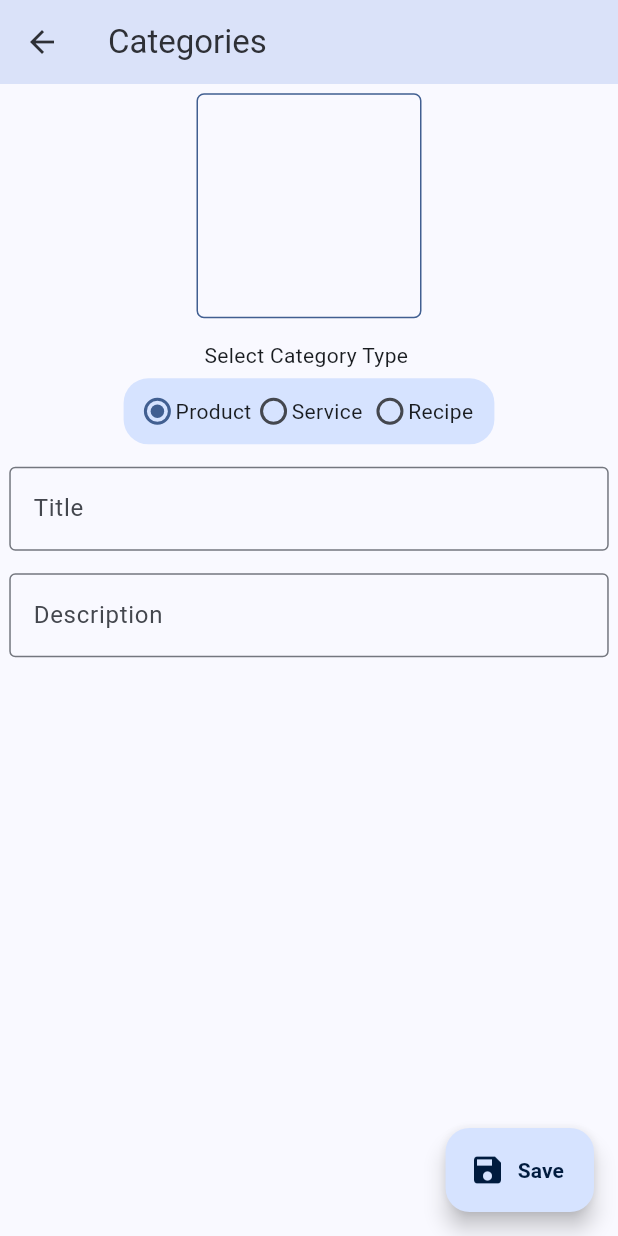
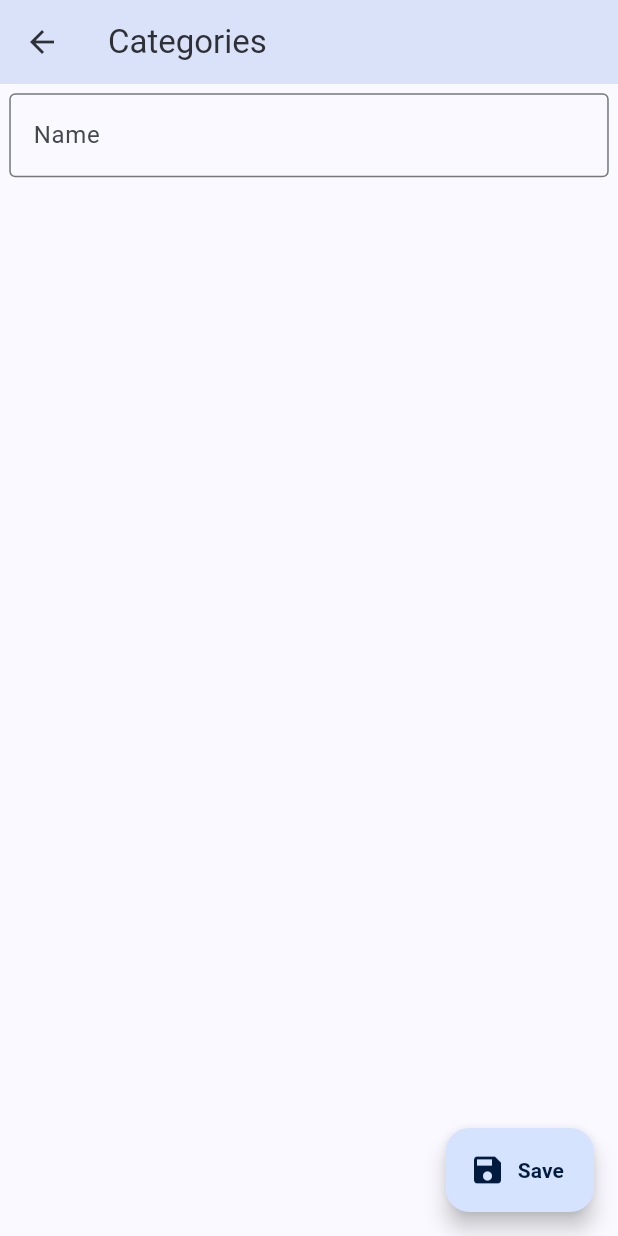
Before and after one commit to hrTomal/business_tracker_pro, a Flutter app: the AddCategories screen opened by its route, on a phone screen of 412 x 824 dp. Run offline on Flutter 3.47's test engine with Material 3 defaults, Android fonts, the phone set to English and light mode, and no system bars; our stand-ins replace dropdown_search, equatable, flutter_bloc, flutter_secure_storage, flutter_svg, get_it and 2 more; accounts and stored records are empty.

```diff
--- a/lib/features/categories/presentation/pages/add_categories.dart
+++ b/lib/features/categories/presentation/pages/add_categories.dart
@@ -1,7 +1,6 @@
 import 'package:business_tracker/config/styles/app_dimensions.dart';
 import 'package:business_tracker/core/utils/validation_utils.dart';
 import 'package:business_tracker/features/common/presentation/widgets/CustomAppBar/custom_app_bar.dart';
-import 'package:business_tracker/features/common/presentation/widgets/CustomRadioButton/custom_radio_button_row.dart';
 import 'package:business_tracker/features/common/presentation/widgets/InputFields/common_text_input_field.dart';
 import 'package:business_tracker/features/common/presentation/widgets/buttons/custom_save_floatingaction_button.dart';
 import 'package:business_tracker/features/common/presentation/widgets/misc/fixed_sized_box.dart';
@@ -17,7 +16,7 @@ class AddCategories extends StatefulWidget {
 }
 
 class _AddCategoriesState extends State<AddCategories> {
-  var _categoryType = 'Product';
+  // var _categoryType = 'Product';
   @override
   Widget build(BuildContext context) {
     final dimensions = AppDimensions(context);
@@ -36,48 +35,48 @@ class _AddCategoriesState extends State<AddCategories> {
           // mainAxisAlignment: MainAxisAlignment.center,
           crossAxisAlignment: CrossAxisAlignment.center,
           children: [
-            Container(
-              height: 150,
-              width: 150,
-              decoration: BoxDecoration(
-                border: Border.all(
-                  color: Theme.of(context).colorScheme.primary,
-                ),
-                borderRadius: const BorderRadius.all(
-                  Radius.circular(5),
-                ),
-              ),
+            // Container(
+            //   height: 150,
+            //   width: 150,
+            //   decoration: BoxDecoration(
+            //     border: Border.all(
+            //       color: Theme.of(context).colorScheme.primary,
+            //     ),
+            //     borderRadius: const BorderRadius.all(
+            //       Radius.circular(5),
+            //     ),
+            //   ),
+            // ),
+            // const FixedSizedBox(),
+            // const Text(
+            //   'Select Category Type ',
+            //   // style: Theme.of(context).textTheme.labelMedium,
+            // ),
+            // const SizedBox(
+            //   height: 5,
+            // ),
+            // CustomRadioButtonRow<String>(
+            //   options: const ['Product', 'Service', 'Recipe'],
+            //   groupValue: _categoryType,
+            //   onChanged: (value) {
+            //     setState(() {
+            //       print(value);
+            //       _categoryType = value!;
+            //     });
+            //   },
+            //   width: dimensions.screenWidth * 0.60,
+            // ),
+            // const FixedSizedBox(),
+            CustomTextField(
+              controller: controllers['name']!,
+              labelText: 'Name',
             ),
             const FixedSizedBox(),
-            const Text(
-              'Select Category Type ',
-              // style: Theme.of(context).textTheme.labelMedium,
-            ),
-            const SizedBox(
-              height: 5,
-            ),
-            CustomRadioButtonRow<String>(
-              options: const ['Product', 'Service', 'Recipe'],
-              groupValue: _categoryType,
-              onChanged: (value) {
-                setState(() {
-                  print(value);
-                  _categoryType = value!;
-                });
-              },
-              width: dimensions.screenWidth * 0.60,
-            ),
-            const FixedSizedBox(),
-            CustomTextField(
-              controller: controllers['title']!,
-              labelText: 'Title',
-            ),
-            const FixedSizedBox(),
-            CustomTextField(
-              controller: controllers['description']!,
-              labelText: 'Description',
-            ),
-            const FixedSizedBox(),
+            // CustomTextField(
+            //   controller: controllers['description']!,
+            //   labelText: 'Description',
+            // ),
+            // const FixedSizedBox(),
           ],
         ),
       ),
@@ -87,8 +86,8 @@ class _AddCategoriesState extends State<AddCategories> {
   // Initialize TextEditingControllers
   Map<String, TextEditingController> _initControllers() {
     return {
-      'title': TextEditingController(),
-      'description': TextEditingController(),
+      'name': TextEditingController(),
+      // 'description': TextEditingController(),
     };
   }
 
@@ -98,13 +97,13 @@ class _AddCategoriesState extends State<AddCategories> {
     final errors = ValidationUtils.validateTextFields(
       [
         {
-          'controller': controllers['title']!,
-          'errorMessage': 'Title is required',
+          'controller': controllers['name']!,
+          'errorMessage': 'Name is required',
         },
-        {
-          'controller': controllers['description']!,
-          'errorMessage': 'Description is required',
-        },
+        // {
+        //   'controller': controllers['description']!,
+        //   'errorMessage': 'Description is required',
+        // },
       ],
     );
 
--- a/lib/features/company/presentation/pages/all_companies.dart
+++ b/lib/features/company/presentation/pages/all_companies.dart
@@ -24,7 +24,7 @@ class _AllCompaniesPageState extends State<AllCompaniesPage> {
     return SafeArea(
       child: Scaffold(
         appBar: const CustomAppBar(
-          title: 'Your Companies',
+          title: 'Companies',
         ),
         body: Padding(
           padding: dimensions.pagePaddingGlobal,
@@ -58,7 +58,7 @@ class _AllCompaniesPageState extends State<AllCompaniesPage> {
                               .read<GetCompanyBloc>()
                               .add(SelectedCompanyEvent(company.id!));
                           // Navigate to a company details page
-                          Navigator.pushNamed(context, Dashboard.routeName);
+                          Navigator.of(context).pushNamed(Dashboard.routeName);
                         },
                       ),
                     );
```
Also changed, not shown: lib/core/utils/api_client.dart (+35 -2 lines), lib/core/utils/authenticated_area.dart (added, +48 -0 lines), lib/features/company/presentation/blocs/get/get_company_bloc.dart (+9 -7 lines), lib/features/dashboard/presentation/pages/dashboard.dart (+25 -13 lines), lib/features/dashboard/presentation/widgets/main_dashboard_body.dart (+2 -17 lines).
